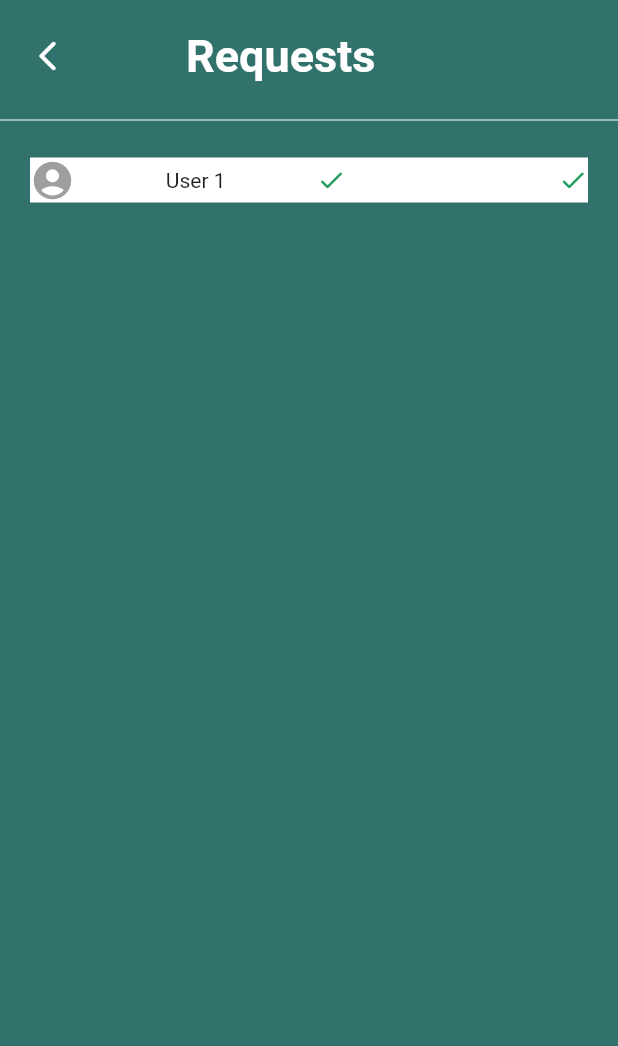
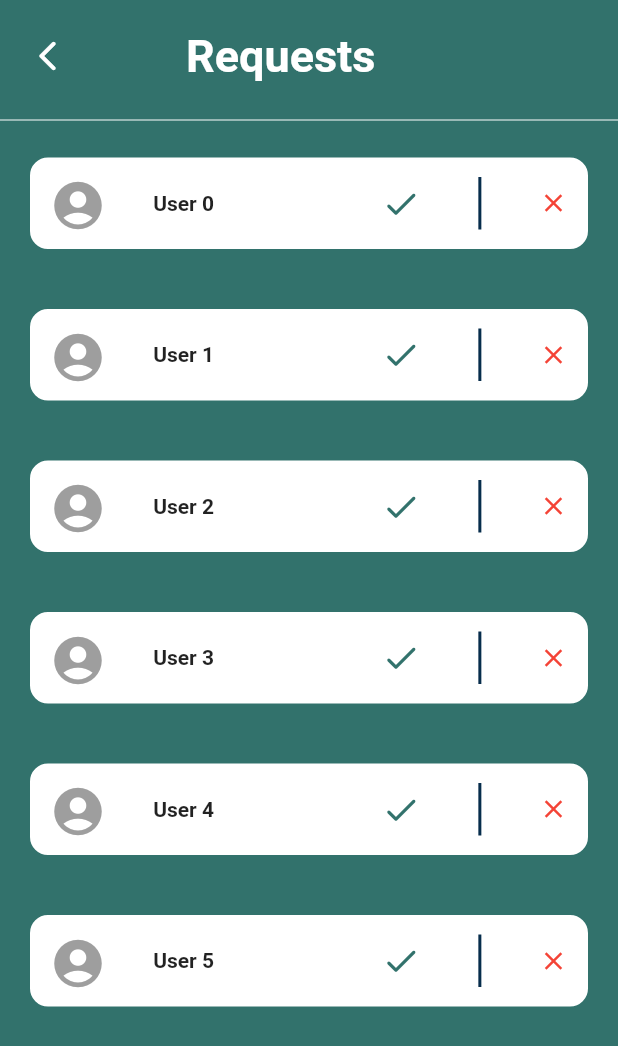
Before and after one commit to m0hit-kumar/Friendly-Faces, a Flutter app: the screen it shows after launch, on a phone screen of 412 x 824 dp. Shown: the top 1046 px of the screen. Run offline on Flutter 3.47's test engine with Material 2 defaults, Android fonts, the light colour scheme and no system bars; our stand-ins replace cloud_firestore, firebase_core, get; accounts and stored records are empty.

Commit message:
Request Page Done

```diff
--- a/lib/main.dart
+++ b/lib/main.dart
@@ -1,7 +1,7 @@
 import 'package:firebase_core/firebase_core.dart';
 import 'package:flutter/material.dart';
 import 'package:friendly_faces/pages/auth/auth_page.dart';
-import 'package:friendly_faces/pages/dashboard/RequestPage.dart';
+import 'package:friendly_faces/pages/dashboard/request_page.dart';
 import 'package:friendly_faces/pages/dashboard/Signup.dart';
 import 'package:friendly_faces/pages/dashboard/ConnectionsPage.dart';
 import 'package:friendly_faces/pages/dashboard/home.dart';
--- a/lib/pages/dashboard/RequestPage.dart
+++ /dev/null
@@ -1,92 +0,0 @@
-import 'package:cloud_firestore/cloud_firestore.dart';
-import 'package:flutter/material.dart';
-import 'dart:ui';
-
-class Requests extends StatelessWidget {
-  const Requests({super.key});
-
-  @override
-  Widget build(BuildContext context) {
-    // ignore: prefer_const_constructors
-    return SafeArea(
-      child: Scaffold(
-          backgroundColor: Color(0xFF32726C),
-          body: Container(
-            child: SingleChildScrollView(
-                child: Column(
-              children: [
-                Padding(
-                  padding: const EdgeInsets.all(20),
-                  child: Row(
-                    // ignore: prefer_const_literals_to_create_immutables
-                    //mainAxisAlignment: MainAxisAlignment.spaceBetween,
-                    // ignore: prefer_const_literals_to_create_immutables
-                    children: [
-                      const Icon(
-                        Icons.arrow_back_ios_rounded,
-                        color: Colors.white,
-                      ),
-                      // ignore: prefer_const_constructors
-                      Padding(
-                        padding: const EdgeInsets.only(left: 80),
-                        child: const Center(
-                          child: Text(
-                            "Requests",
-                            style: TextStyle(
-                                fontWeight: FontWeight.bold,
-                                fontSize: 30,
-                                color: Colors.white),
-                          ),
-                        ),
-                      ),
-                    ],
-                  ),
-                ),
-                const Divider(
-                  height: 10,
-                  color: Colors.white,
-                ),
-                Padding(
-                  padding: const EdgeInsets.all(20),
-                  child: Container(
-                    color: Colors.white,
-                    child: Row(
-                      mainAxisAlignment: MainAxisAlignment.spaceBetween,
-                      // ignore: prefer_const_literals_to_create_immutables
-                      children: [
-                        // ignore: prefer_const_constructors
-                        Icon(
-                          Icons.account_circle_rounded,
-                          color: Colors.grey,
-                          size: 30,
-                        ),
-                        Text("User 1"),
-                        // ignore: prefer_const_constructors
-                        Icon(
-                          Icons.done_rounded,
-                          color: Color.fromARGB(255, 36, 156, 98),
-                          size: 20,
-                        ),
-                        const VerticalDivider(
-                          width: 20,
-                          thickness: 2,
-                          //indent: 20,
-                          //endIndent: 0,
-                          color: Colors.black,
-                        ),
-                        // ignore: prefer_const_constructors
-                        Icon(
-                          Icons.done_rounded,
-                          color: Color.fromARGB(255, 36, 156, 98),
-                          size: 20,
-                        ),
-                      ],
-                    ),
-                  ),
-                )
-              ],
-            )),
-          )),
-    );
-  }
-}
--- /dev/null
+++ b/lib/pages/dashboard/request_page.dart
@@ -0,0 +1,131 @@
+import 'package:cloud_firestore/cloud_firestore.dart';
+import 'package:flutter/material.dart';
+import 'dart:ui';
+
+class Requests extends StatelessWidget {
+  const Requests({super.key});
+
+  @override
+  Widget build(BuildContext context) {
+    // ignore: prefer_const_constructors
+    return SafeArea(
+      child: Scaffold(
+          backgroundColor: Color(0xFF32726C),
+          body: Container(
+            child: SingleChildScrollView(
+                child: Column(
+              children: [
+                Padding(
+                  padding: const EdgeInsets.all(20),
+                  child: Row(
+                    // ignore: prefer_const_literals_to_create_immutables
+                    //mainAxisAlignment: MainAxisAlignment.spaceBetween,
+                    // ignore: prefer_const_literals_to_create_immutables
+                    children: [
+                      const Icon(
+                        Icons.arrow_back_ios_rounded,
+                        color: Colors.white,
+                      ),
+                      // ignore: prefer_const_constructors
+                      Padding(
+                        padding: const EdgeInsets.only(left: 80),
+                        child: const Center(
+                          child: Text(
+                            "Requests",
+                            style: TextStyle(
+                                fontWeight: FontWeight.bold,
+                                fontSize: 30,
+                                color: Colors.white),
+                          ),
+                        ),
+                      ),
+                    ],
+                  ),
+                ),
+                const Divider(
+                  height: 10,
+                  color: Colors.white,
+                ),
+                SizedBox(
+                  height: 640,
+                  child: ListView.builder(
+                    itemCount: 6,
+                    itemBuilder: (context, index) => Padding(
+                      padding: const EdgeInsets.all(20),
+                      child: Container(
+                        //color: Colors.white,
+                        decoration: BoxDecoration(
+                          color: Colors.white,
+                          borderRadius: const BorderRadius.all(
+                            Radius.circular(12),
+                          ),
+                          border: Border.all(
+                            width: 3,
+                            color: Colors.white,
+                            style: BorderStyle.solid,
+                          ),
+                        ),
+                        height: 61,
+                        child: Padding(
+                          padding: const EdgeInsets.all(10),
+                          child: Row(
+                            mainAxisAlignment: MainAxisAlignment.spaceBetween,
+                            // ignore: prefer_const_literals_to_create_immutables
+                            children: [
+                              // ignore: prefer_const_constructors
+                              Icon(
+                                Icons.account_circle_rounded,
+                                color: Colors.grey,
+                                size: 38,
+                              ),
+
+                              Row(
+                                // ignore: prefer_const_literals_to_create_immutables
+                                children: [
+                                  Container(
+                                    // ignore: prefer_const_constructors
+                                    child: Text(
+                                      "User " "$index",
+                                      textAlign: TextAlign.left,
+                                      style: const TextStyle(
+                                          fontWeight: FontWeight.bold),
+                                    ),
+                                  ),
+                                ],
+                              ),
+                              //ignore: prefer_const_constructors
+
+                              const Padding(
+                                padding: EdgeInsets.only(left: 80),
+                                child: Icon(
+                                  Icons.done_rounded,
+                                  color: Color(0xFF32726C),
+                                  size: 27,
+                                ),
+                              ),
+
+                              const VerticalDivider(
+                                thickness: 2,
+                                //indent: 20,
+                                //endIndent: 0,
+                                color: Color.fromARGB(255, 7, 45, 76),
+                              ),
+                              // ignore: prefer_const_constructors
+                              Icon(
+                                Icons.close,
+                                color: Colors.red,
+                                size: 20,
+                              ),
+                            ],
+                          ),
+                        ),
+                      ),
+                    ),
+                  ),
+                )
+              ],
+            )),
+          )),
+    );
+  }
+}
```
